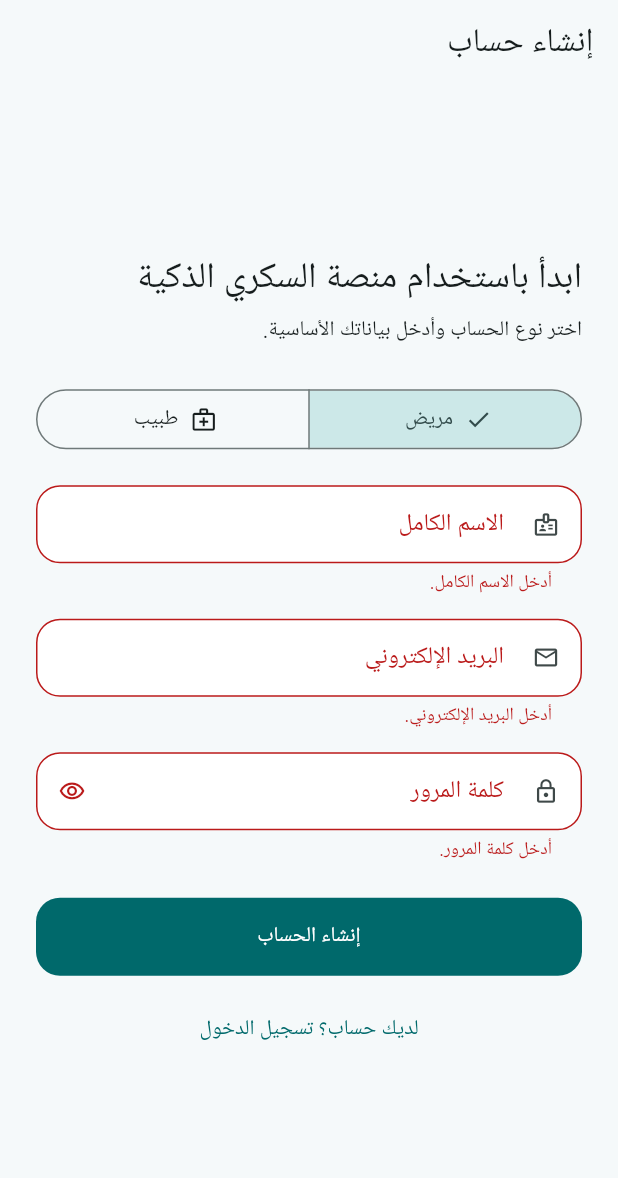
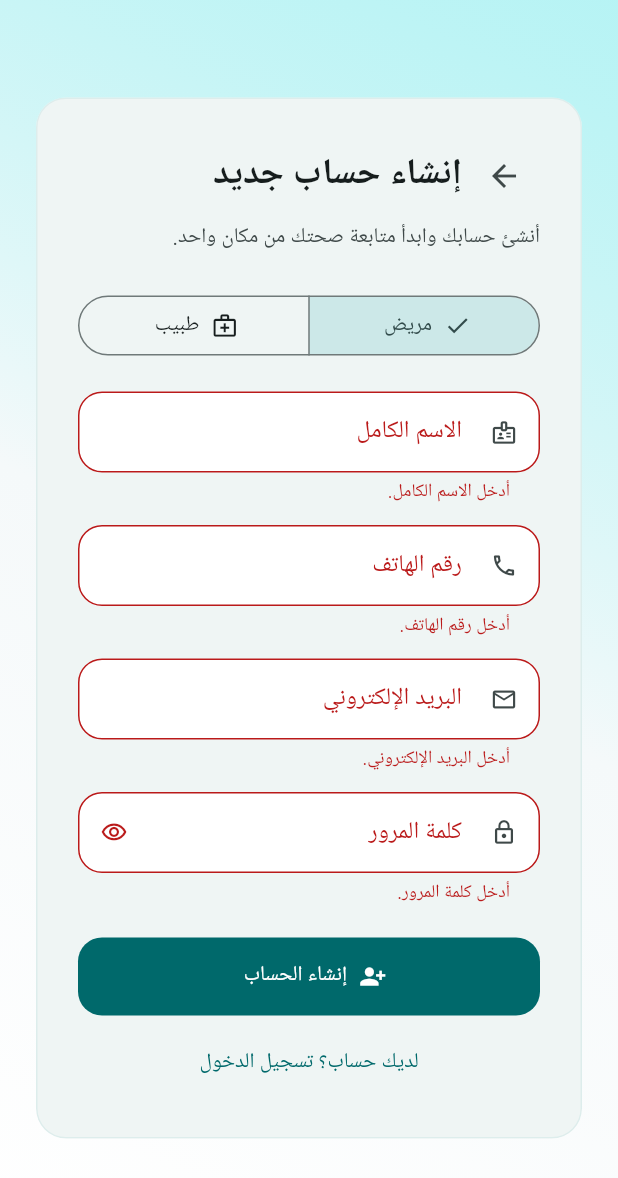
Before and after one commit to hesham2006aboras2020-svg/smart-diabetes-health-platform, a Flutter app: the RegisterPage screen opened by its route, after a tap on "إنشاء الحساب", on a phone screen of 412 x 824 dp. Shown: the top 1178 px of the screen. Run offline on Flutter 3.47's test engine with Material 3 defaults, Android fonts, the phone set to English and light mode, and no system bars; our stand-ins replace dio, flutter_riverpod, flutter_secure_storage, go_router, material_ui; accounts and stored records are empty; statements that could not run were skipped.

Commit message:
feat(auth): polish registration flow with phone field

```diff
--- a/mobile/lib/features/auth/presentation/register_page.dart
+++ b/mobile/lib/features/auth/presentation/register_page.dart
@@ -1,5 +1,6 @@
 import 'package:material_ui/material_ui.dart';
 import 'package:flutter_riverpod/flutter_riverpod.dart';
+import 'package:go_router/go_router.dart';
 
 import 'auth_controller.dart';
 
@@ -14,6 +15,7 @@ class _RegisterPageState extends ConsumerState<RegisterPage> {
   final _formKey = GlobalKey<FormState>();
   final _fullNameController = TextEditingController();
   final _emailController = TextEditingController();
+  final _phoneController = TextEditingController();
   final _passwordController = TextEditingController();
   final _licenseController = TextEditingController();
   final _specializationController = TextEditingController();
@@ -27,6 +29,7 @@ class _RegisterPageState extends ConsumerState<RegisterPage> {
   void dispose() {
     _fullNameController.dispose();
     _emailController.dispose();
+    _phoneController.dispose();
     _passwordController.dispose();
     _licenseController.dispose();
     _specializationController.dispose();
@@ -36,28 +39,64 @@ class _RegisterPageState extends ConsumerState<RegisterPage> {
 
   @override
   Widget build(BuildContext context) {
+    final theme = Theme.of(context);
     final auth = ref.watch(authControllerProvider);
 
     return Scaffold(
-      appBar: AppBar(title: const Text('إنشاء حساب')),
-      body: SafeArea(
+      body: DecoratedBox(
+        decoration: BoxDecoration(
+          gradient: LinearGradient(
+            begin: Alignment.topRight,
+            end: Alignment.bottomLeft,
+            colors: [
+              theme.colorScheme.primaryContainer.withValues(alpha: 0.7),
+              theme.scaffoldBackgroundColor,
+              Colors.white,
+            ],
+          ),
+        ),
+        child: SafeArea(
           child: Center(
             child: SingleChildScrollView(
               padding: const EdgeInsets.all(24),
               child: ConstrainedBox(
-              constraints: const BoxConstraints(maxWidth: 520),
+                constraints: const BoxConstraints(maxWidth: 560),
+                child: Card(
+                  clipBehavior: Clip.antiAlias,
+                  child: Padding(
+                    padding: const EdgeInsets.fromLTRB(28, 28, 28, 26),
                     child: Form(
                       key: _formKey,
                       child: Column(
                         crossAxisAlignment: CrossAxisAlignment.stretch,
                         children: [
+                          Row(
+                            children: [
+                              IconButton(
+                                tooltip: 'رجوع',
+                                onPressed: _submitting
+                                    ? null
+                                    : () => context.pop(),
+                                icon: const Icon(Icons.arrow_forward),
+                              ),
+                              const SizedBox(width: 4),
+                              Expanded(
+                                child: Text(
+                                  'إنشاء حساب جديد',
+                                  style: theme.textTheme.headlineSmall?.copyWith(
+                                    fontWeight: FontWeight.w800,
+                                  ),
+                                ),
+                              ),
+                            ],
+                          ),
+                          const SizedBox(height: 6),
                           Text(
-                      'ابدأ باستخدام منصة السكري الذكية',
-                      style: Theme.of(context).textTheme.headlineSmall,
+                            'أنشئ حسابك وابدأ متابعة صحتك من مكان واحد.',
+                            style: theme.textTheme.bodyMedium?.copyWith(
+                              color: theme.colorScheme.onSurfaceVariant,
+                              height: 1.5,
                             ),
-                    const SizedBox(height: 8),
-                    const Text(
-                      'اختر نوع الحساب وأدخل بياناتك الأساسية.',
                           ),
                           const SizedBox(height: 24),
                           SegmentedButton<String>(
@@ -80,36 +119,49 @@ class _RegisterPageState extends ConsumerState<RegisterPage> {
                                     setState(() => _role = selection.first),
                           ),
                           const SizedBox(height: 20),
-                    TextFormField(
+                          _field(
                             controller: _fullNameController,
-                      minLines: 1,
-                      maxLines: 1,
+                            label: 'الاسم الكامل',
+                            icon: Icons.badge_outlined,
                             textInputAction: TextInputAction.next,
-                      decoration: const InputDecoration(
-                        isDense: true,
-                        contentPadding: EdgeInsets.symmetric(horizontal: 16, vertical: 14),
-                        labelText: 'الاسم الكامل',
-                        prefixIcon: Icon(Icons.badge_outlined),
-                      ),
                             validator: (value) =>
                                 value == null || value.trim().isEmpty
                                     ? 'أدخل الاسم الكامل.'
                                     : null,
                           ),
-                    const SizedBox(height: 16),
-                    TextFormField(
+                          const SizedBox(height: 14),
+                          _field(
+                            controller: _phoneController,
+                            label: 'رقم الهاتف',
+                            hint: '+967 7XXXXXXXX',
+                            icon: Icons.phone_outlined,
+                            keyboardType: TextInputType.phone,
+                            direction: TextDirection.ltr,
+                            textInputAction: TextInputAction.next,
+                            validator: (value) {
+                              final phone = value?.trim() ?? '';
+                              final normalized = phone.replaceAll(
+                                RegExp(r'[^+0-9]'),
+                                '',
+                              );
+                              if (normalized.isEmpty) {
+                                return 'أدخل رقم الهاتف.';
+                              }
+                              if (!RegExp(r'^\+?[1-9]\d{7,14}$')
+                                  .hasMatch(normalized)) {
+                                return 'أدخل رقم هاتف صحيحًا بصيغة دولية.';
+                              }
+                              return null;
+                            },
+                          ),
+                          const SizedBox(height: 14),
+                          _field(
                             controller: _emailController,
-                      minLines: 1,
-                      maxLines: 1,
+                            label: 'البريد الإلكتروني',
+                            icon: Icons.email_outlined,
                             keyboardType: TextInputType.emailAddress,
-                      textDirection: TextDirection.ltr,
+                            direction: TextDirection.ltr,
                             textInputAction: TextInputAction.next,
-                      decoration: const InputDecoration(
-                        isDense: true,
-                        contentPadding: EdgeInsets.symmetric(horizontal: 16, vertical: 14),
-                        labelText: 'البريد الإلكتروني',
-                        prefixIcon: Icon(Icons.email_outlined),
-                      ),
                             validator: (value) {
                               final email = value?.trim() ?? '';
                               if (email.isEmpty) return 'أدخل البريد الإلكتروني.';
@@ -119,7 +171,7 @@ class _RegisterPageState extends ConsumerState<RegisterPage> {
                               return null;
                             },
                           ),
-                    const SizedBox(height: 16),
+                          const SizedBox(height: 14),
                           TextFormField(
                             controller: _passwordController,
                             minLines: 1,
@@ -127,8 +179,6 @@ class _RegisterPageState extends ConsumerState<RegisterPage> {
                             obscureText: _obscurePassword,
                             textInputAction: TextInputAction.next,
                             decoration: InputDecoration(
-                        isDense: true,
-                        contentPadding: const EdgeInsets.symmetric(horizontal: 16, vertical: 14),
                               labelText: 'كلمة المرور',
                               prefixIcon: const Icon(Icons.lock_outline),
                               suffixIcon: IconButton(
@@ -161,82 +211,66 @@ class _RegisterPageState extends ConsumerState<RegisterPage> {
                             },
                           ),
                           if (_role == 'Doctor') ...[
-                      const SizedBox(height: 16),
-                      TextFormField(
+                            const SizedBox(height: 14),
+                            _field(
                               controller: _licenseController,
-                        minLines: 1,
-                        maxLines: 1,
+                              label: 'رقم الترخيص الطبي',
+                              icon: Icons.verified_user_outlined,
                               textInputAction: TextInputAction.next,
-                        decoration: const InputDecoration(
-                        isDense: true,
-                        contentPadding: EdgeInsets.symmetric(horizontal: 16, vertical: 14),
-                          labelText: 'رقم الترخيص الطبي',
-                          prefixIcon: Icon(Icons.verified_user_outlined),
-                        ),
                               validator: (value) =>
-                            _role == 'Doctor' &&
-                                    (value == null || value.trim().isEmpty)
+                                  value == null || value.trim().isEmpty
                                       ? 'رقم الترخيص الطبي مطلوب للطبيب.'
                                       : null,
                             ),
-                      const SizedBox(height: 16),
-                      TextFormField(
+                            const SizedBox(height: 14),
+                            _field(
                               controller: _specializationController,
-                        minLines: 1,
-                        maxLines: 1,
+                              label: 'التخصص الطبي (اختياري)',
+                              icon: Icons.local_hospital_outlined,
                               textInputAction: TextInputAction.next,
-                        decoration: const InputDecoration(
-                        isDense: true,
-                        contentPadding: EdgeInsets.symmetric(horizontal: 16, vertical: 14),
-                          labelText: 'التخصص الطبي (اختياري)',
-                          prefixIcon: Icon(Icons.local_hospital_outlined),
                             ),
-                      ),
-                      const SizedBox(height: 16),
-                      TextFormField(
+                            const SizedBox(height: 14),
+                            _field(
                               controller: _clinicController,
-                        minLines: 1,
-                        maxLines: 1,
+                              label: 'اسم العيادة (اختياري)',
+                              icon: Icons.business_outlined,
                               textInputAction: TextInputAction.done,
-                        decoration: const InputDecoration(
-                        isDense: true,
-                        contentPadding: EdgeInsets.symmetric(horizontal: 16, vertical: 14),
-                          labelText: 'اسم العيادة (اختياري)',
-                          prefixIcon: Icon(Icons.business_outlined),
-                        ),
                             ),
                           ],
                           if (auth.message != null &&
                               auth.status == AuthStatus.error) ...[
-                      const SizedBox(height: 16),
-                      Text(
+                            const SizedBox(height: 14),
+                            Container(
+                              padding: const EdgeInsets.all(12),
+                              decoration: BoxDecoration(
+                                color: theme.colorScheme.errorContainer,
+                                borderRadius: BorderRadius.circular(14),
+                              ),
+                              child: Text(
                                 auth.message!,
                                 style: TextStyle(
-                          color: Theme.of(context).colorScheme.error,
+                                  color: theme.colorScheme.onErrorContainer,
+                                ),
                               ),
                             ),
                           ],
-                    const SizedBox(height: 24),
-                    FilledButton(
+                          const SizedBox(height: 22),
+                          FilledButton.icon(
                             onPressed: _submitting ? null : _submit,
-                      child: Padding(
-                        padding: const EdgeInsets.symmetric(vertical: 12),
-                        child: _submitting
+                            icon: _submitting
                                 ? const SizedBox(
-                                width: 22,
-                                height: 22,
-                                child: CircularProgressIndicator(
-                                  strokeWidth: 2,
-                                ),
+                                    width: 20,
+                                    height: 20,
+                                    child: CircularProgressIndicator(strokeWidth: 2),
                                   )
-                            : const Text('إنشاء الحساب'),
+                                : const Icon(Icons.person_add_alt_1),
+                            label: Text(
+                              _submitting ? 'جارٍ إنشاء الحساب...' : 'إنشاء الحساب',
                             ),
                           ),
-                    const SizedBox(height: 12),
+                          const SizedBox(height: 8),
                           TextButton(
-                      onPressed: _submitting
-                          ? null
-                          : () => Navigator.of(context).pop(),
+                            onPressed: _submitting ? null : () => context.go('/login'),
                             child: const Text('لديك حساب؟ تسجيل الدخول'),
                           ),
                         ],
@@ -246,6 +280,35 @@ class _RegisterPageState extends ConsumerState<RegisterPage> {
                 ),
               ),
             ),
+          ),
+        ),
+      ),
+    );
+  }
+
+  Widget _field({
+    required TextEditingController controller,
+    required String label,
+    required IconData icon,
+    String? hint,
+    TextInputType? keyboardType,
+    TextDirection? direction,
+    TextInputAction? textInputAction,
+    String? Function(String?)? validator,
+  }) {
+    return TextFormField(
+      controller: controller,
+      minLines: 1,
+      maxLines: 1,
+      keyboardType: keyboardType,
+      textDirection: direction,
+      textInputAction: textInputAction,
+      decoration: InputDecoration(
+        labelText: label,
+        hintText: hint,
+        prefixIcon: Icon(icon),
+      ),
+      validator: validator,
     );
   }
 
@@ -253,9 +316,11 @@ class _RegisterPageState extends ConsumerState<RegisterPage> {
     if (!_formKey.currentState!.validate()) return;
 
     setState(() => _submitting = true);
-    final response = await ref.read(authControllerProvider.notifier).register(
+    final response =
+        await ref.read(authControllerProvider.notifier).register(
               fullName: _fullNameController.text,
               email: _emailController.text,
+              phoneNumber: _phoneController.text,
               password: _passwordController.text,
               role: _role,
               licenseNumber:
@@ -264,6 +329,7 @@ class _RegisterPageState extends ConsumerState<RegisterPage> {
                   _role == 'Doctor' ? _specializationController.text : null,
               clinicName: _role == 'Doctor' ? _clinicController.text : null,
             );
+
     if (!mounted) return;
     setState(() => _submitting = false);
 
@@ -285,12 +351,12 @@ class _RegisterPageState extends ConsumerState<RegisterPage> {
           ],
         ),
       );
-      if (mounted) Navigator.of(context).pop();
+      if (mounted) context.go('/login');
       return;
     }
 
     if (response.authentication != null && mounted) {
-      Navigator.of(context).pop();
+      context.go('/home');
     }
   }
 }
```
Lines whose indentation alone changed are shown as unchanged.
